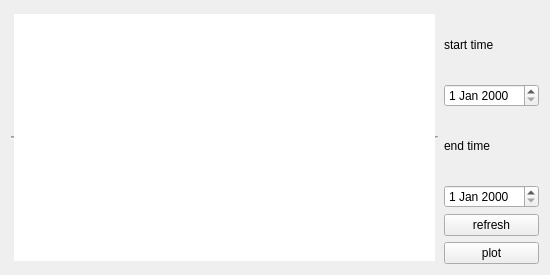
Qt form ui/detailwidget.ui (Harry-Chen/OOP-Cash) before a commit.
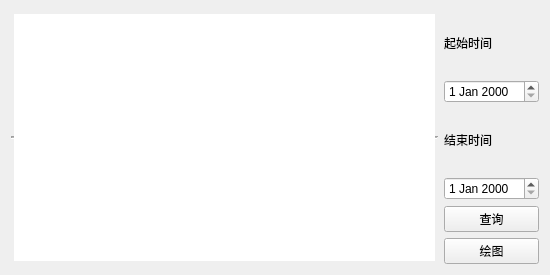
The same form after that commit.

The edit to the form file:
```diff
--- a/ui/detailwidget.ui
+++ b/ui/detailwidget.ui
@@ -38,7 +38,7 @@
      <item>
       <widget class="QLabel" name="label">
        <property name="text">
-        <string>start time</string>
+        <string>起始时间</string>
        </property>
        <property name="buddy">
         <cstring>timeFrom</cstring>
@@ -51,7 +51,7 @@
      <item>
       <widget class="QLabel" name="label_2">
        <property name="text">
-        <string>end time</string>
+        <string>结束时间</string>
        </property>
        <property name="buddy">
         <cstring>timeTo</cstring>
@@ -64,14 +64,14 @@
      <item>
       <widget class="QPushButton" name="refresh">
        <property name="text">
-        <string>refresh</string>
+        <string>查询</string>
        </property>
       </widget>
      </item>
      <item>
       <widget class="QPushButton" name="plot">
        <property name="text">
-        <string>plot</string>
+        <string>绘图</string>
        </property>
       </widget>
      </item>
```
